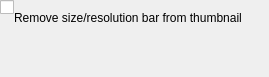
This is advancedcheckbox.ui in reveur12/imageshack-uploader as Qt 5 draws it before an edit. The edited form follows.
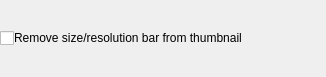
This is the edited form. Custom widgets are drawn as their Qt base class.

Commit message: Checkbox alignment

Patch:
```diff
--- a/advancedcheckbox.ui
+++ b/advancedcheckbox.ui
@@ -6,7 +6,7 @@
    <rect>
     <x>0</x>
     <y>0</y>
-    <width>269</width>
+    <width>326</width>
     <height>77</height>
    </rect>
   </property>
@@ -47,22 +47,6 @@
        </property>
       </widget>
      </item>
-     <item>
-      <spacer name="verticalSpacer">
-       <property name="orientation">
-        <enum>Qt::Vertical</enum>
-       </property>
-       <property name="sizeType">
-        <enum>QSizePolicy::MinimumExpanding</enum>
-       </property>
-       <property name="sizeHint" stdset="0">
-        <size>
-         <width>0</width>
-         <height>40</height>
-        </size>
-       </property>
-      </spacer>
-     </item>
     </layout>
    </item>
    <item>
@@ -86,22 +70,6 @@
        </property>
       </widget>
      </item>
-     <item>
-      <spacer name="verticalSpacer_2">
-       <property name="orientation">
-        <enum>Qt::Vertical</enum>
-       </property>
-       <property name="sizeType">
-        <enum>QSizePolicy::Ignored</enum>
-       </property>
-       <property name="sizeHint" stdset="0">
-        <size>
-         <width>20</width>
-         <height>40</height>
-        </size>
-       </property>
-      </spacer>
-     </item>
     </layout>
    </item>
   </layout>
```
The commit also changes 1 other file.
